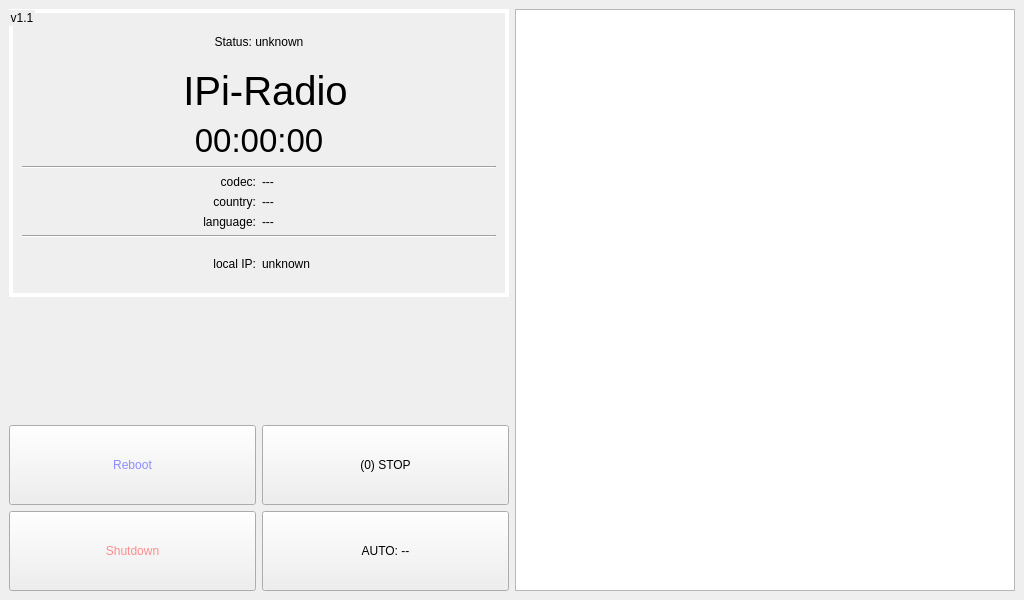
First picture: the form in src/1024x600_v2.ui, repository IPi-Radio/IPi-Radio, before the edit.
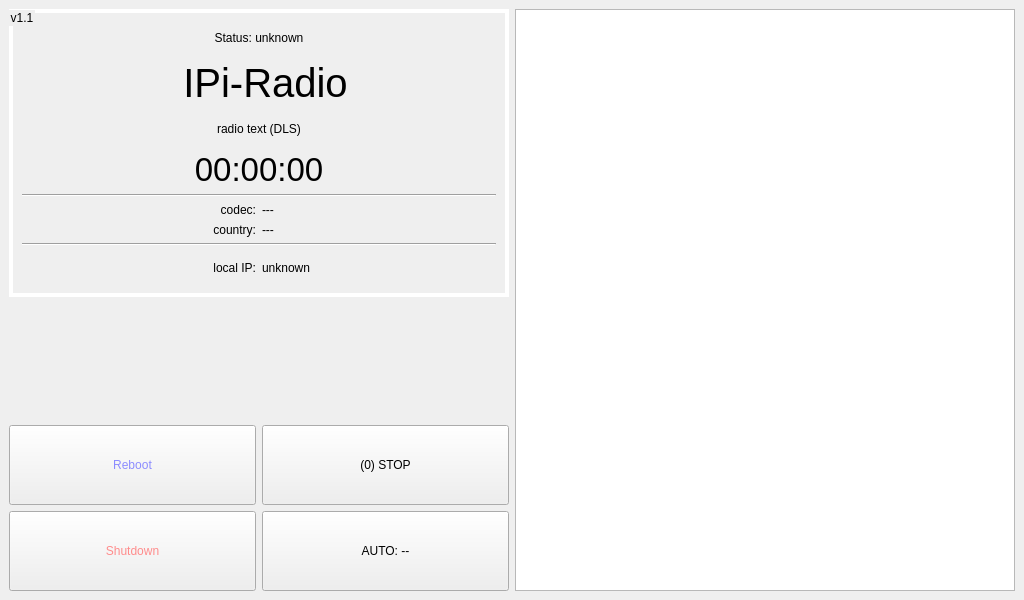
Second picture: the form after the edit.

Commit message: implement DLS

```diff
--- a/src/1024x600_v2.ui
+++ b/src/1024x600_v2.ui
@@ -91,6 +91,16 @@
            </item>
           </layout>
          </item>
+         <item>
+          <widget class="QLabel" name="label_info_dls">
+           <property name="text">
+            <string>radio text (DLS)</string>
+           </property>
+           <property name="alignment">
+            <set>Qt::AlignCenter</set>
+           </property>
+          </widget>
+         </item>
          <item>
           <widget class="QLabel" name="label_time">
            <property name="sizePolicy">
@@ -121,16 +131,6 @@
          </item>
          <item>
           <layout class="QGridLayout" name="gridLayout_2">
-           <item row="2" column="0">
-            <widget class="QLabel" name="label_5">
-             <property name="text">
-              <string>language:</string>
-             </property>
-             <property name="alignment">
-              <set>Qt::AlignRight|Qt::AlignTrailing|Qt::AlignVCenter</set>
-             </property>
-            </widget>
-           </item>
            <item row="1" column="1">
             <widget class="QLabel" name="label_info_country">
              <property name="text">
@@ -138,13 +138,6 @@
              </property>
             </widget>
            </item>
-           <item row="2" column="1">
-            <widget class="QLabel" name="label_info_language">
-             <property name="text">
-              <string>---</string>
-             </property>
-            </widget>
-           </item>
            <item row="0" column="1">
             <widget class="QLabel" name="label_info_codec">
              <property name="text">
```
The commit also changes 2 other files.
